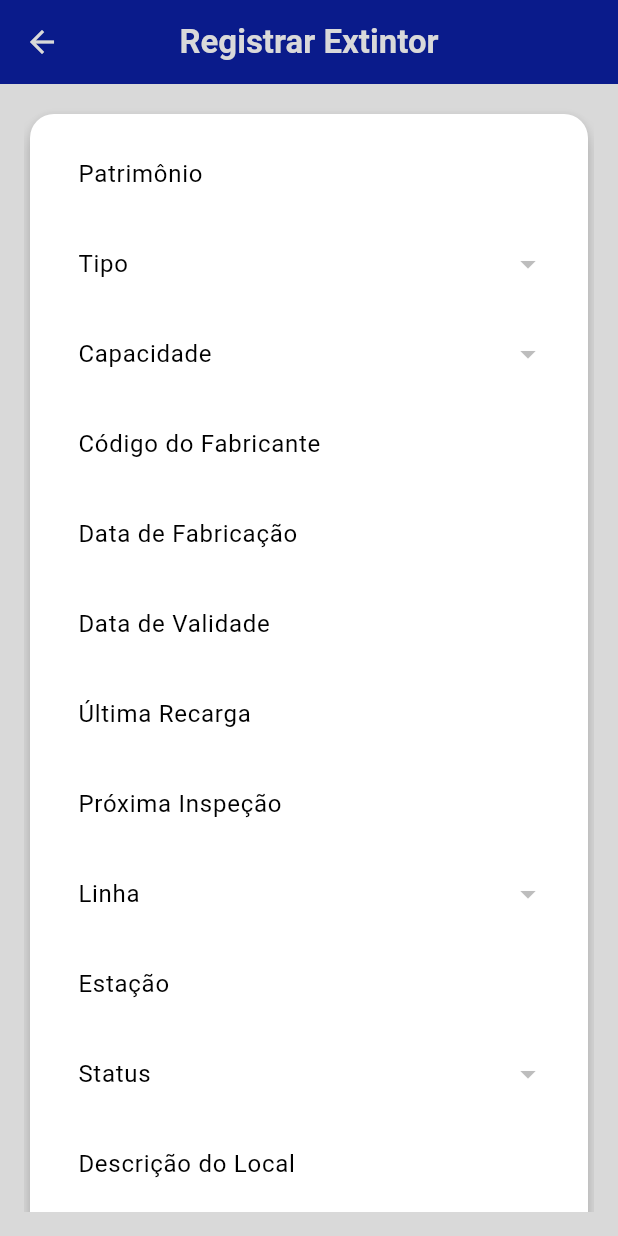
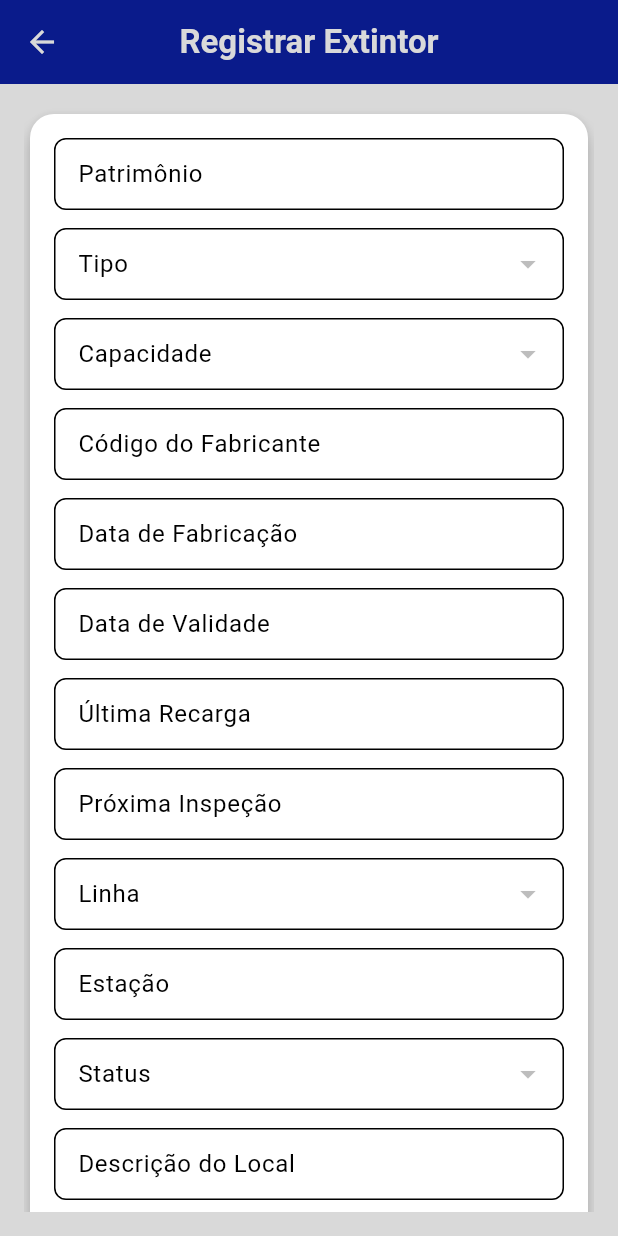
Before and after one commit to Rodrigomt21/fire-equipment-management-metro, a Flutter app: the TelaRegistrarExtintor screen opened directly, on a phone screen of 412 x 824 dp. Run offline on Flutter 3.47's test engine with Material 3 defaults, Android fonts, the phone set to English and light mode, and no system bars; our stand-ins replace email_validator, google_fonts, image_picker, pdf, printing, shared_preferences and 1 more; missing offline and left inert: qr_code_scanner_plus; accounts and stored records are empty; network calls fail.

Commit message:
design quase pronto

```diff
--- a/Mobile/mobilegestaoextintores/lib/src/telas/Manutencao/Tela_Atualizar_Dados.dart
+++ b/Mobile/mobilegestaoextintores/lib/src/telas/Manutencao/Tela_Atualizar_Dados.dart
@@ -423,6 +423,7 @@ class _TelaAtualizarExtintorState extends State<TelaAtualizarExtintor> {
   }) {
     return Card(
       elevation: 4,
+      color: Colors.white,
       shape: RoundedRectangleBorder(borderRadius: BorderRadius.circular(12)),
       child: Padding(
         padding: const EdgeInsets.all(16.0),
--- a/Mobile/mobilegestaoextintores/lib/src/telas/Tela_RegistrarExtintorManual.dart
+++ b/Mobile/mobilegestaoextintores/lib/src/telas/Tela_RegistrarExtintorManual.dart
@@ -276,11 +276,20 @@ class _TelaRegistrarExtintorState extends State<TelaRegistrarExtintor> {
         fillColor: Colors.white,
         border: OutlineInputBorder(
           borderRadius: BorderRadius.circular(8),
-          borderSide: BorderSide.none,
+          borderSide: const BorderSide(color: Colors.black, width: 1.0),
+        ),
+        enabledBorder: OutlineInputBorder(
+          borderRadius: BorderRadius.circular(8),
+          borderSide: const BorderSide(color: Colors.black, width: 1.0),
+        ),
+        focusedBorder: OutlineInputBorder(
+          borderRadius: BorderRadius.circular(8),
+          borderSide: const BorderSide(color: Colors.black, width: 1.0),
         ),
         contentPadding:
             const EdgeInsets.symmetric(horizontal: 12, vertical: 10),
       ),
+
     );
   }
 
@@ -299,11 +308,20 @@ class _TelaRegistrarExtintorState extends State<TelaRegistrarExtintor> {
         fillColor: Colors.white,
         border: OutlineInputBorder(
           borderRadius: BorderRadius.circular(8),
-          borderSide: BorderSide.none,
+          borderSide: const BorderSide(color: Colors.black, width: 1.0),
+        ),
+        enabledBorder: OutlineInputBorder(
+          borderRadius: BorderRadius.circular(8),
+          borderSide: const BorderSide(color: Colors.black, width: 1.0),
+        ),
+        focusedBorder: OutlineInputBorder(
+          borderRadius: BorderRadius.circular(8),
+          borderSide: const BorderSide(color: Colors.black, width: 1.0),
         ),
         contentPadding:
             const EdgeInsets.symmetric(horizontal: 12, vertical: 10),
       ),
+
       onTap: isDate ? () => _selectDate(controller) : null,
     );
   }
```
Also changed, not shown: Mobile/mobilegestaoextintores/lib/src/telas/Manutencao/Tela_Chamda_manutencao.dart (+16 -7 lines), Mobile/mobilegestaoextintores/lib/src/telas/Tela_Consulta.dart (+25 -3 lines).
